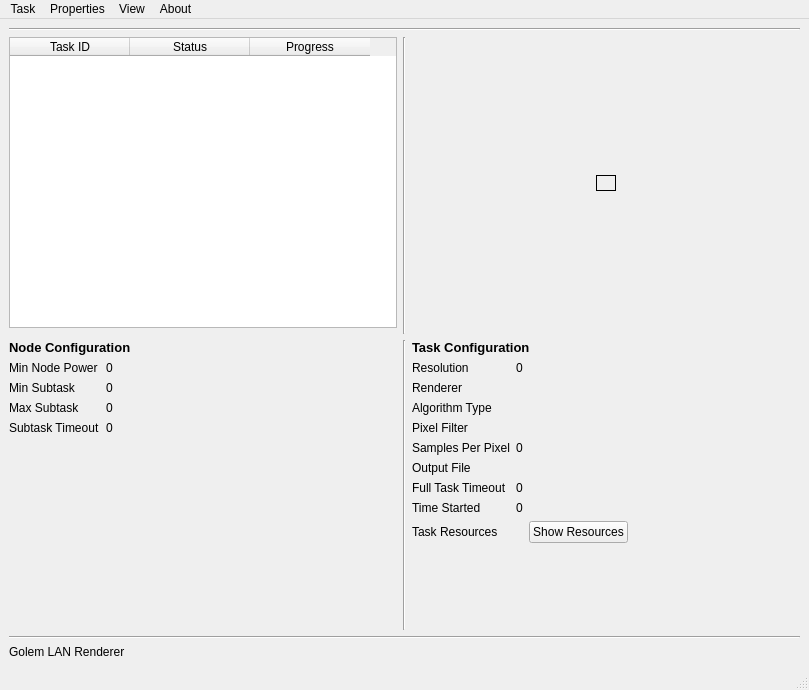
This is poc/golemPy/examples/gnr/ui/MainWindow.ui in golemfactory/clay as Qt 5 draws it before an edit. The edited form follows.
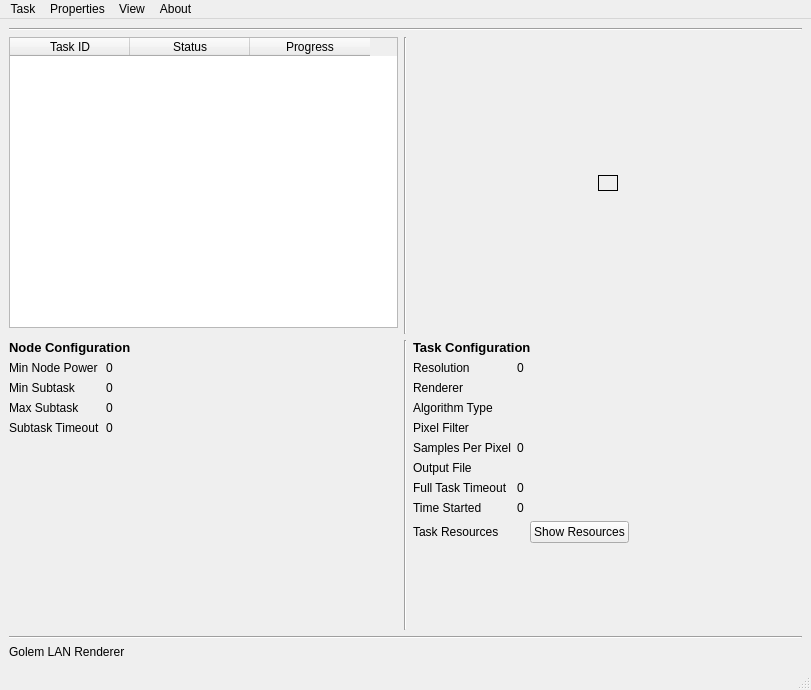
This is the edited form.

Commit message: Labelka na komunikaty o błędach na przyszłość

Patch:
```diff
--- a/poc/golemPy/examples/gnr/ui/MainWindow.ui
+++ b/poc/golemPy/examples/gnr/ui/MainWindow.ui
@@ -6,7 +6,7 @@
    <rect>
     <x>0</x>
     <y>0</y>
-    <width>809</width>
+    <width>811</width>
     <height>690</height>
    </rect>
   </property>
@@ -555,7 +555,7 @@
     <rect>
      <x>0</x>
      <y>0</y>
-     <width>809</width>
+     <width>811</width>
      <height>21</height>
     </rect>
    </property>
```
Left out of the diff: 10 changed lines with no effect on the pictures. The commit also changes 1 other file.
